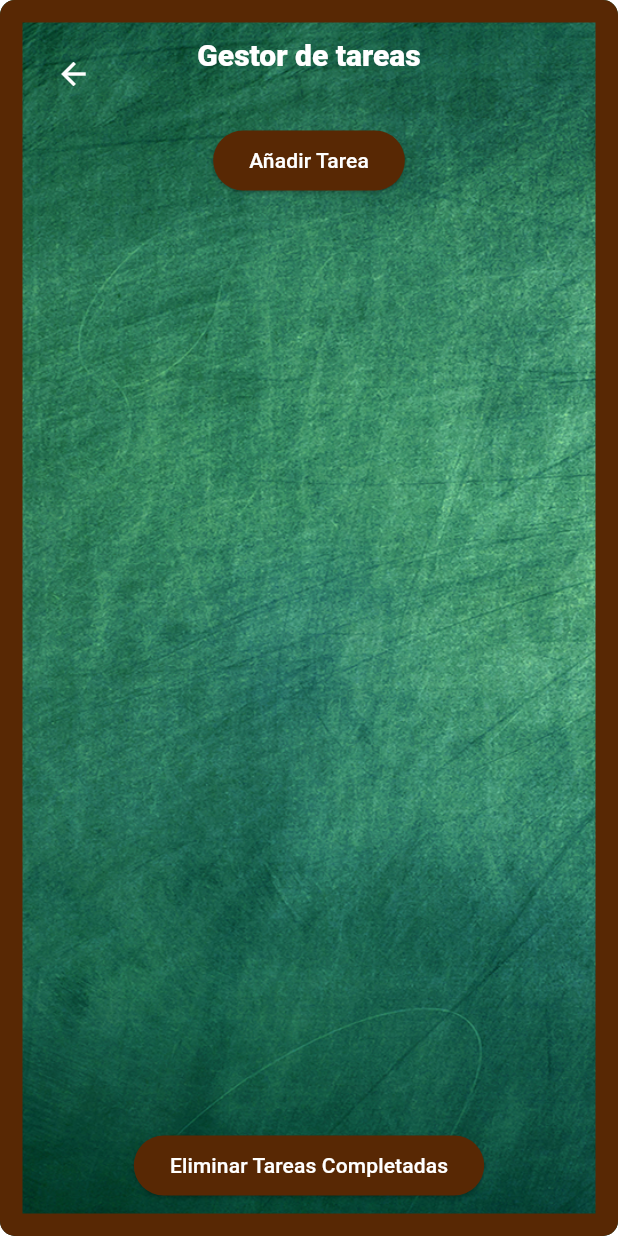
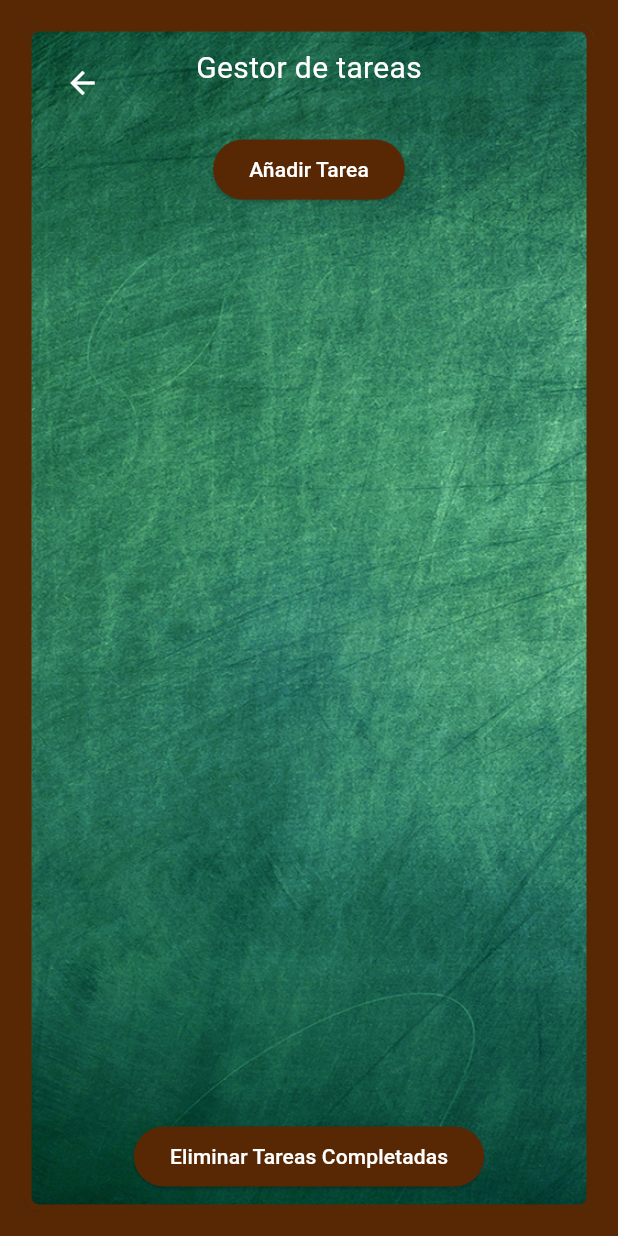
Before and after one commit to RaulToledoProcopio/Flutter, a Flutter app: the MainScreen screen opened by its route, on a phone screen of 412 x 824 dp. Run offline on Flutter 3.47's test engine with Material 3 defaults, Android fonts, the phone set to English and light mode, and no system bars; our stand-ins replace floor, sqflite; accounts and stored records are empty; generated files the repository leaves out were written again; Roboto replaces fonts that are missing (Chalkboard).

Commit message:
MainArreglado

```diff
--- a/lib/mainScreen.dart
+++ b/lib/mainScreen.dart
@@ -72,19 +72,22 @@ class _MainScreenState extends State<MainScreen> {
   // Formato de la pantalla principal
   @override
   Widget build(BuildContext context) {
-    return Container(
+    return Scaffold(
+      backgroundColor: const Color(0xFF582804),
+      body: Container(
         decoration: BoxDecoration(
           image: const DecorationImage(
             image: AssetImage('assets/fondo.jpg'),
             fit: BoxFit.cover,
           ),
+          color: Colors.transparent,
           border: Border.all(
             color: const Color(0xFF582804),
-          width: 15,
+            width: 5,
           ),
           borderRadius: BorderRadius.circular(10),
         ),
-      margin: const EdgeInsets.all(0.0),
+        margin: const EdgeInsets.all(16.0),
         child: Stack(
           children: [
             Positioned(
@@ -109,7 +112,6 @@ class _MainScreenState extends State<MainScreen> {
                     color: Colors.white,
                     fontSize: 20,
                     fontFamily: 'Chalkboard',
-                  decoration: TextDecoration.none,
                   ),
                 ),
               ),
@@ -178,6 +180,7 @@ class _MainScreenState extends State<MainScreen> {
             ),
           ],
         ),
+      ),
     );
   }
 
```
Lines whose indentation alone changed are shown as unchanged.
